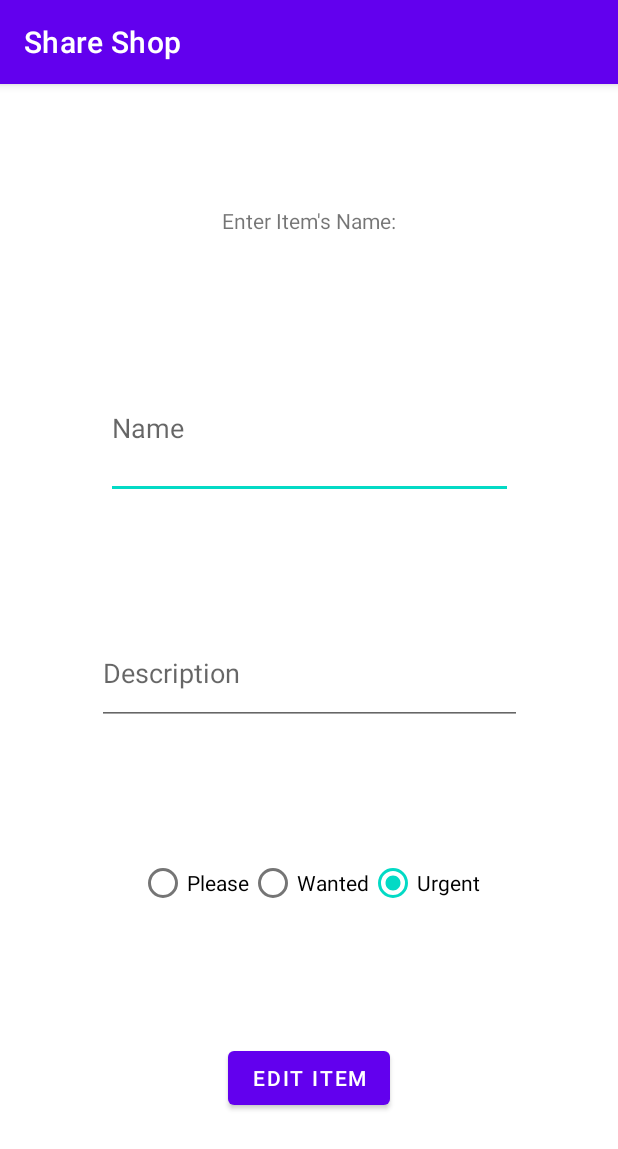
After one commit to zali1205/share-shop-app, an Android app: the EditItemActivity screen opened directly, with no data from a screen before it, on a phone screen of 412 x 824 dp. The commit adds this screen. Shown: the top 1149 px of the screen. Run offline under Robolectric (Android 15) with nearby library versions, the phone set to English and light mode, and no system bars; our stand-ins replace Firebase (no records; nobody signed in at launch, a user with empty details on screens opened directly); 2 statements that could not run were skipped.

Commit message:
Added EditItemActivity

```diff
--- a/app/src/main/AndroidManifest.xml
+++ b/app/src/main/AndroidManifest.xml
@@ -10,46 +10,57 @@
         android:supportsRtl="true"
         android:theme="@style/Theme.ShareShop">
         <activity
+            android:name=".EditItemActivity"
+            android:exported="false" />
+        <activity
             android:name=".SettleUpActivity"
-            android:parentActivityName=".MainMenu"
-            android:exported="false" >
+            android:exported="false"
+            android:parentActivityName=".MainMenu">
+
             <!-- The meta-data tag is required if you support API level 15 and lower -->
-            <meta-data android:name="android.support.PARENT_ACTIVITY"
+            <meta-data
+                android:name="android.support.PARENT_ACTIVITY"
                 android:value=".MainActivity" />
         </activity>
         <activity
             android:name=".ViewCurrentListActivity"
-            android:parentActivityName=".MainMenu"
-            android:exported="false" >
+            android:exported="false"
+            android:parentActivityName=".MainMenu">
+
             <!-- The meta-data tag is required if you support API level 15 and lower -->
-            <meta-data android:name="android.support.PARENT_ACTIVITY"
+            <meta-data
+                android:name="android.support.PARENT_ACTIVITY"
                 android:value=".MainActivity" />
         </activity>
         <activity
             android:name=".ViewPurchasedListActivity"
-            android:parentActivityName=".MainMenu"
-            android:exported="false" >
+            android:exported="false"
+            android:parentActivityName=".MainMenu">
+
             <!-- The meta-data tag is required if you support API level 15 and lower -->
-            <meta-data android:name="android.support.PARENT_ACTIVITY"
+            <meta-data
+                android:name="android.support.PARENT_ACTIVITY"
                 android:value=".MainActivity" />
         </activity>
         <activity
             android:name=".AddNewItemActivity"
-            android:parentActivityName=".MainMenu"
-            android:exported="false" >
+            android:exported="false"
+            android:parentActivityName=".MainMenu">
+
             <!-- The meta-data tag is required if you support API level 15 and lower -->
-            <meta-data android:name="android.support.PARENT_ACTIVITY"
+            <meta-data
+                android:name="android.support.PARENT_ACTIVITY"
                 android:value=".MainActivity" />
         </activity>
         <activity
             android:name=".MainMenu"
-            android:exported="false" >
-        </activity>
+            android:exported="false"></activity>
         <activity
             android:name=".MainActivity"
             android:exported="true">
             <intent-filter>
                 <action android:name="android.intent.action.MAIN" />
+
                 <category android:name="android.intent.category.LAUNCHER" />
             </intent-filter>
         </activity>
--- /dev/null
+++ b/app/src/main/java/edu/uga/cs/shareshop/EditItemActivity.java
@@ -0,0 +1,87 @@
+package edu.uga.cs.shareshop;
+
+import androidx.annotation.NonNull;
+import androidx.appcompat.app.AppCompatActivity;
+
+import android.content.Intent;
+import android.os.Bundle;
+import android.util.Log;
+import android.view.View;
+import android.widget.Button;
+import android.widget.EditText;
+import android.widget.RadioGroup;
+
+import com.google.firebase.database.DataSnapshot;
+import com.google.firebase.database.DatabaseError;
+import com.google.firebase.database.DatabaseReference;
+import com.google.firebase.database.FirebaseDatabase;
+import com.google.firebase.database.Query;
+import com.google.firebase.database.ValueEventListener;
+
+import java.util.List;
+
+public class EditItemActivity extends AppCompatActivity {
+
+    private EditText editTextName;
+    private EditText editTextDescription;
+    private RadioGroup priorityRadioGroup;
+    private Button editButton;
+    private List<Item> itemsList;
+    private FirebaseDatabase database;
+    private DatabaseReference myRef;
+    private String itemName;
+    private Item item = new Item();
+
+    @Override
+    protected void onCreate(Bundle savedInstanceState) {
+        super.onCreate(savedInstanceState);
+        setContentView(R.layout.activity_edit_item);
+
+        database = FirebaseDatabase.getInstance();
+        myRef = database.getReference("Items");
+
+        Intent intent = getIntent();
+        String itemName = intent.getStringExtra("Item");
+        Log.d("EditItemActivity", "Item Name to edit is = " + itemName);
+
+        Query searchQuery = myRef.child("Items").orderByChild("name").equalTo(itemName);
+        searchQuery.addListenerForSingleValueEvent(new ValueEventListener() {
+            @Override
+            public void onDataChange(@NonNull DataSnapshot snapshot) {
+                for (DataSnapshot postSnapShot : snapshot.getChildren()) {
+                    item = postSnapShot.getValue(Item.class);
+                    Log.d("EditItemActivity", "Found Item from Firebase = " + item.getName());
+                }
+            }
+            @Override
+            public void onCancelled(@NonNull DatabaseError error) {
+                System.out.println("The read failed: " + error.getMessage());
+            }
+        });
+
+        editTextName = findViewById(R.id.editTextName2);
+        editTextName.setText(item.getName());
+        editTextDescription = findViewById(R.id.editTextDescription2);
+        editTextDescription.setText(item.getDetail());
+        priorityRadioGroup = findViewById(R.id.radioGroup2);
+        if (item.getPriority().equals("Please")) {
+            priorityRadioGroup.check(R.id.radioButton4);
+        } else if (item.getPriority().equals("Wanted")) {
+            priorityRadioGroup.check(R.id.radioButton5);
+        } else {
+            priorityRadioGroup.check(R.id.radioButton6);
+        }
+        editButton = findViewById(R.id.editButton);
+        editButton.setOnClickListener(new EditButtonOnClickListener());
+
+
+
+    }
+
+    private class EditButtonOnClickListener implements View.OnClickListener {
+        @Override
+        public void onClick(View v) {
+
+        }
+    }
+}
--- a/app/src/main/java/edu/uga/cs/shareshop/ViewCurrentListActivity.java
+++ b/app/src/main/java/edu/uga/cs/shareshop/ViewCurrentListActivity.java
@@ -86,7 +86,11 @@ public class ViewCurrentListActivity extends AppCompatActivity {
                     } // pay on click
                     @Override
                     public void editOnClick(View v, int position) {
-                        Log.d(TAG, "editOnClick at position "+position);
+                        Intent intent = new Intent(v.getContext(), EditItemActivity.class);
+                        String itemName = currentList.get(position).getName();
+                        intent.putExtra("Item", itemName);
+                        v.getContext().startActivity(intent);
+                        Log.d(TAG, "editOnClick at position " + itemName);
                     } // edit on click
                     @Override
                     public void deleteOnClick(View v, int position) {
@@ -112,7 +116,7 @@ public class ViewCurrentListActivity extends AppCompatActivity {
                                 Log.e(TAG, "onCancelled", databaseError.toException());
                             } // on cancelled
                         });
-                        // currentList.remove(position);
+                        currentList.remove(position);
                         recyclerAdapter.notifyItemRemoved(position);
                         recyclerView.setAdapter( recyclerAdapter );
                     } // delete on click
--- /dev/null
+++ b/app/src/main/res/layout/activity_edit_item.xml
@@ -0,0 +1,85 @@
+<?xml version="1.0" encoding="utf-8"?>
+<androidx.constraintlayout.widget.ConstraintLayout xmlns:android="http://schemas.android.com/apk/res/android"
+    xmlns:app="http://schemas.android.com/apk/res-auto"
+    xmlns:tools="http://schemas.android.com/tools"
+    android:layout_width="match_parent"
+    android:layout_height="match_parent"
+    tools:context=".EditItemActivity">
+
+    <TextView
+        android:id="@+id/textView2"
+        android:layout_width="wrap_content"
+        android:layout_height="wrap_content"
+        android:text="Enter Item's Name:"
+        app:layout_constraintBottom_toTopOf="@+id/editTextName2"
+        app:layout_constraintEnd_toEndOf="parent"
+        app:layout_constraintStart_toStartOf="parent"
+        app:layout_constraintTop_toTopOf="parent" />
+
+    <EditText
+        android:id="@+id/editTextName2"
+        android:layout_width="271dp"
+        android:layout_height="94dp"
+        android:ems="10"
+        android:hint="Name"
+        android:inputType="textPersonName"
+        app:layout_constraintBottom_toTopOf="@+id/editTextDescription2"
+        app:layout_constraintEnd_toEndOf="parent"
+        app:layout_constraintStart_toStartOf="parent"
+        app:layout_constraintTop_toBottomOf="@+id/textView2" />
+
+    <EditText
+        android:id="@+id/editTextDescription2"
+        android:layout_width="283dp"
+        android:layout_height="69dp"
+        android:ems="10"
+        android:hint="Description"
+        android:inputType="textPersonName"
+        app:layout_constraintBottom_toTopOf="@+id/radioGroup2"
+        app:layout_constraintEnd_toEndOf="parent"
+        app:layout_constraintStart_toStartOf="parent"
+        app:layout_constraintTop_toBottomOf="@+id/editTextName2" />
+
+    <RadioGroup
+        android:id="@+id/radioGroup2"
+        android:layout_width="wrap_content"
+        android:layout_height="wrap_content"
+        android:orientation="horizontal"
+        app:layout_constraintBottom_toTopOf="@+id/editButton"
+        app:layout_constraintEnd_toEndOf="parent"
+        app:layout_constraintStart_toStartOf="parent"
+        app:layout_constraintTop_toBottomOf="@+id/editTextDescription2">
+
+        <RadioButton
+            android:id="@+id/radioButton4"
+            android:layout_width="wrap_content"
+            android:layout_height="wrap_content"
+            android:layout_weight="1"
+            android:text="Please" />
+
+        <RadioButton
+            android:id="@+id/radioButton5"
+            android:layout_width="wrap_content"
+            android:layout_height="wrap_content"
+            android:layout_weight="1"
+            android:text="Wanted" />
+
+        <RadioButton
+            android:id="@+id/radioButton6"
+            android:layout_width="wrap_content"
+            android:layout_height="wrap_content"
+            android:layout_weight="1"
+            android:text="Urgent" />
+    </RadioGroup>
+
+    <Button
+        android:id="@+id/editButton"
+        android:layout_width="wrap_content"
+        android:layout_height="wrap_content"
+        android:text="Edit Item"
+        app:layout_constraintBottom_toBottomOf="parent"
+        app:layout_constraintEnd_toEndOf="parent"
+        app:layout_constraintStart_toStartOf="parent"
+        app:layout_constraintTop_toBottomOf="@+id/radioGroup2" />
+
+</androidx.constraintlayout.widget.ConstraintLayout>
--- a/app/src/main/res/layout/activity_purchased_list.xml
+++ b/app/src/main/res/layout/activity_purchased_list.xml
@@ -1,4 +1,3 @@
-<?xml version="1.0" encoding="utf-8"?>
 <?xml version="1.0" encoding="utf-8"?>
 <androidx.constraintlayout.widget.ConstraintLayout xmlns:android="http://schemas.android.com/apk/res/android"
     xmlns:app="http://schemas.android.com/apk/res-auto"
```
